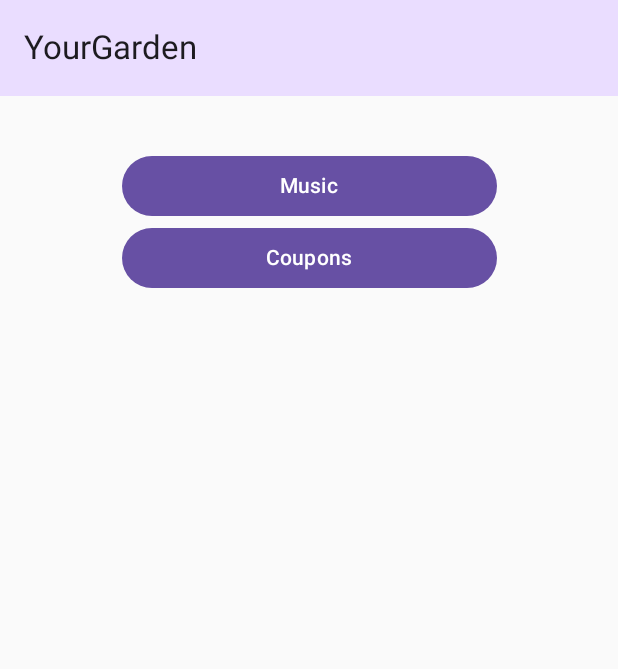
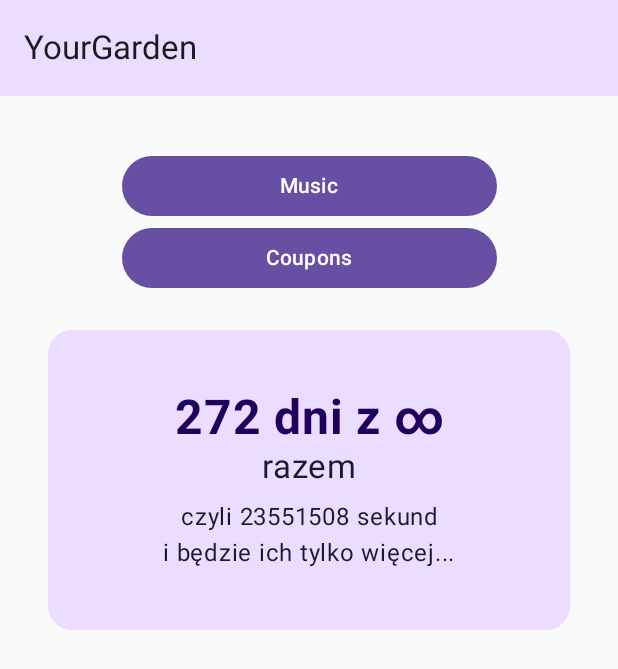
Before and after one commit to M-ichael-M/YourGarden, an Android app built with Jetpack Compose: the screen it shows after launch (MainActivity), on a phone screen of 412 x 824 dp. Shown: the top 669 px of the screen. Run offline under Robolectric (Android 15) with nearby library versions, the phone set to English and light mode, and no system bars; our stand-ins replace Room's generated code; libraries missing offline, so code that uses them is left out: javax.mail, javax.mail.internet.

Commit message:
I thing nice

```diff
--- a/app/src/main/java/com/example/yourgarden/ui/screens/Home.kt
+++ b/app/src/main/java/com/example/yourgarden/ui/screens/Home.kt
@@ -1,25 +1,43 @@
 package com.example.yourgarden.ui.screens
 
 import android.net.wifi.hotspot2.pps.HomeSp
+import android.os.Build
+import androidx.annotation.RequiresApi
 import androidx.annotation.StringRes
+import androidx.compose.foundation.background
 import androidx.compose.foundation.layout.Arrangement
+import androidx.compose.foundation.layout.Box
 import androidx.compose.foundation.layout.Column
 import androidx.compose.foundation.layout.Row
+import androidx.compose.foundation.layout.Spacer
 import androidx.compose.foundation.layout.fillMaxWidth
+import androidx.compose.foundation.layout.height
 import androidx.compose.foundation.layout.padding
+import androidx.compose.foundation.layout.size
 import androidx.compose.foundation.layout.widthIn
 import androidx.compose.foundation.lazy.LazyColumn
+import androidx.compose.foundation.shape.RoundedCornerShape
 import androidx.compose.material3.Button
 import androidx.compose.material3.MaterialTheme
 import androidx.compose.material3.Text
 import androidx.compose.runtime.Composable
+import androidx.compose.runtime.LaunchedEffect
+import androidx.compose.runtime.mutableStateOf
+import androidx.compose.runtime.remember
 import androidx.compose.ui.Alignment
 import androidx.compose.ui.Modifier
+import androidx.compose.ui.draw.clip
 import androidx.compose.ui.res.dimensionResource
 import androidx.compose.ui.res.stringResource
+import androidx.compose.ui.text.font.FontWeight
 import androidx.compose.ui.unit.dp
+import androidx.compose.ui.unit.sp
 import com.example.yourgarden.R
 import com.example.yourgarden.ui.GardenScreen
+import kotlinx.coroutines.delay
+import java.time.LocalDate
+import java.time.LocalDateTime
+import java.time.temporal.ChronoUnit
 
 @Composable
 fun HomeScreen(screens: List<GardenScreen>,
@@ -31,14 +49,12 @@ fun HomeScreen(screens: List<GardenScreen>,
     LazyColumn(
         modifier = modifier.padding(top = 20.dp),
         verticalArrangement = Arrangement.SpaceBetween
-    )
-    {
+    ) {
         item {
             Row {
                 Column(
                     modifier = Modifier.fillMaxWidth(),
                     horizontalAlignment = Alignment.CenterHorizontally,
-
                 ) {
                     screens.forEach { item ->
                         SelectQuantityButton(
@@ -48,7 +64,12 @@ fun HomeScreen(screens: List<GardenScreen>,
                     }
                 }
             }
+            Spacer(modifier = Modifier.height(8.dp))
+            if (Build.VERSION.SDK_INT >= Build.VERSION_CODES.O) {
+                DaysSinceBox()
+            }
         }
+
     }
 }
 
@@ -68,3 +89,59 @@ fun SelectQuantityButton(
         )
     }
 }
+
+@RequiresApi(Build.VERSION_CODES.O)
+@Composable
+fun DaysSinceBox(modifier: Modifier = Modifier) {
+    val startDateTime = LocalDateTime.of(2024, 6, 22, 20, 25)
+    val currentTime = remember { mutableStateOf(LocalDateTime.now()) }
+
+    LaunchedEffect(Unit) {
+        while (true) {
+            delay(1000)
+            currentTime.value = LocalDateTime.now()
+        }
+    }
+
+    val daysPassed = ChronoUnit.DAYS.between(startDateTime, currentTime.value)
+    val secondsPassed = ChronoUnit.SECONDS.between(startDateTime, currentTime.value)
+
+    Box(
+        modifier = modifier
+            .fillMaxWidth()
+            .padding(16.dp)
+            .size(200.dp) // Nadaje bardziej kwadratowy kształt
+            .clip(RoundedCornerShape(16.dp))
+            .background(MaterialTheme.colorScheme.primaryContainer),
+        contentAlignment = Alignment.Center
+    ) {
+        Column(
+            horizontalAlignment = Alignment.CenterHorizontally,
+            verticalArrangement = Arrangement.Center
+        ) {
+            Text(
+                text = "$daysPassed dni z ∞",
+                fontSize = 32.sp,
+                fontWeight = FontWeight.Bold,
+                color = MaterialTheme.colorScheme.onPrimaryContainer
+            )
+            Text(
+                text = "razem",
+                fontSize = 22.sp,
+                color = MaterialTheme.colorScheme.onSecondaryContainer
+            )
+            Spacer(modifier = Modifier.height(8.dp))
+
+            Text(
+                text = "czyli $secondsPassed sekund",
+                fontSize = 16.sp,
+                color = MaterialTheme.colorScheme.onSecondaryContainer
+            )
+            Text(
+                text = "i będzie ich tylko więcej...",
+                fontSize = 16.sp,
+                color = MaterialTheme.colorScheme.onSecondaryContainer
+            )
+        }
+    }
+}
```
